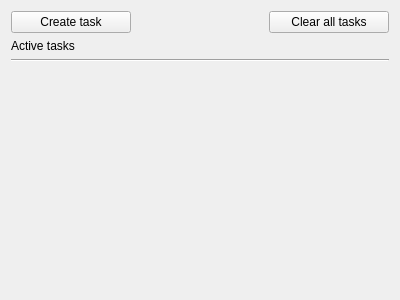
Qt form ui/ControlWidget.ui (Emerald777/MonthFlow) before a commit.
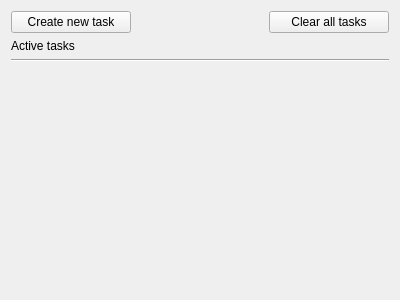
The same form after that commit.

Commit message: MF-5. Implement task data - Added task data; - refactoring and moving files; - changed to c++20.

```diff
--- a/ui/ControlWidget.ui
+++ b/ui/ControlWidget.ui
@@ -25,7 +25,7 @@
         </size>
        </property>
        <property name="text">
-        <string>Create task</string>
+        <string>Create new task</string>
        </property>
       </widget>
      </item>
```
The commit also changes 15 other files.
